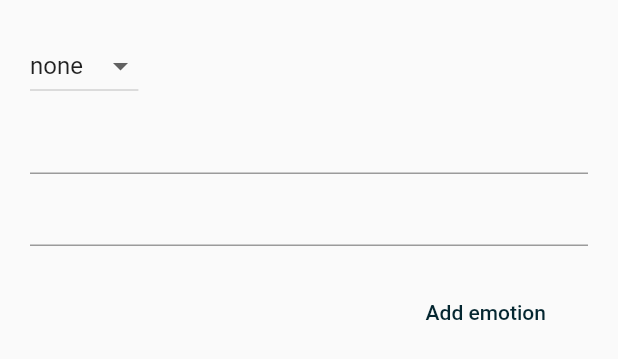
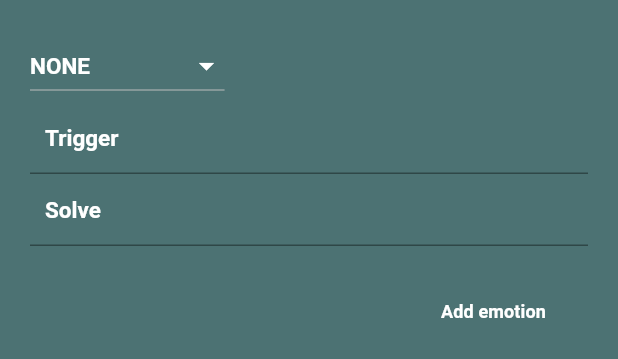
Before and after one commit to AndrewKLoyd/emotion_note, a Flutter app: the AddNote widget shown alone on an empty page, opened directly, on a phone screen of 412 x 824 dp. Shown: the top 359 px of the screen. Run offline on Flutter 3.47's test engine with Material 2 defaults, Android fonts, the phone set to English and light mode, and no system bars; our stand-ins replace shared_preferences; accounts and stored records are empty.

Commit message:
Technically working app

```diff
--- a/lib/src/model/note_m.dart
+++ b/lib/src/model/note_m.dart
@@ -1,5 +1,4 @@
 import 'dart:convert';
-
 import 'package:emotions_notes/src/model/note_m.dart';
 
 class Note {
@@ -18,25 +17,59 @@ class Note {
     _notes.add(this);
   }
 
+  Note.fromJSON(Map<String, dynamic> loadedMap)
+      : id = loadedMap["id"],
+        emotion = Emotion.values[loadedMap["emotion"]],
+        trigger = loadedMap["trigger"],
+        solveWay = loadedMap["solveWay"],
+        date = DateTime.parse(loadedMap["date"]) {
+    _idCounter++;
+    _notes.add(this);
+  }
+
   void delete() => _notes.removeWhere((note) => note == this);
 
-  String get toJSON =>
-      jsonEncode({
+  Map<String, dynamic> get jsonMap => {
         "id": id,
         "emotion": Emotion.values.indexOf(emotion),
         "trigger": trigger,
         "solveWay": solveWay,
         "date": date.toString()
-      });
+      };
+
+  static void cleanNotes() => _notes.clear();
 
   static List<Note> get allNotes => List<Note>.from(_notes);
-
 }
 
 enum Emotion {
+
   none,
-  fear,
-  shame,
-  guilt
-  //TODO: Make more emotions
+
+  // Anger
+  grumpy,
+  frustrated,
+  annoyed,
+  impatient,
+  disgusted,
+  offended,
+  // Sad
+  disappointed,
+  regretful,
+  paralyzed,
+  depressed,
+  pessimistic,
+  tearful,
+  // Hurt
+  afraid,
+  stressed,
+  confused,
+  skeptical,
+  aggrieved, // Обиженный
+  nervous,
+  // Happy
+  relaxed,
+  comfortable,
+  relieved,
+  confident,
 }
--- a/lib/src/view/add_note_v.dart
+++ b/lib/src/view/add_note_v.dart
@@ -17,7 +17,7 @@ class _AddNoteState extends State<AddNote> {
   List<DropdownMenuItem<Emotion>> emotions = Emotion.values
       .map((e) => DropdownMenuItem<Emotion>(
             value: e,
-            child: Text(e.toString().split('.').last),
+            child: Text(e.toString().split('.').last.toUpperCase()),
           ))
       .toList();
 
@@ -25,15 +25,29 @@ class _AddNoteState extends State<AddNote> {
   TextEditingController triggerController = TextEditingController();
   TextEditingController solveController = TextEditingController();
 
+  void onSubmit(String val) {
+    if (emotion == Emotion.none ||
+        triggerController.text == "" ||
+        solveController.text == "") return;
+    trigger = triggerController.text;
+    solveWays = solveController.text;
+  }
+
   @override
   Widget build(BuildContext context) {
     return Container(
+      color: Theme.of(context).colorScheme.secondaryContainer,
       padding: const EdgeInsets.all(20),
       child: Column(
         crossAxisAlignment: CrossAxisAlignment.start,
         children: [
           // Emotions dropdown
           DropdownButton<Emotion>(
+              dropdownColor: Theme.of(context).colorScheme.secondaryContainer,
+              icon: const Icon(
+                Icons.arrow_drop_down,
+                color: Colors.white,
+              ),
               value: emotion,
               items: emotions,
               onChanged: (Emotion? e) {
@@ -48,25 +62,35 @@ class _AddNoteState extends State<AddNote> {
             keyboardType: TextInputType.multiline,
             minLines: 1,
             maxLines: 10,
-            decoration: const InputDecoration()
-                .applyDefaults(Theme.of(context).inputDecorationTheme),
+            decoration: InputDecoration(
+              label: Text(
+                "Trigger",
+                style: Theme.of(context).textTheme.titleMedium,
+              ),
+            ).applyDefaults(Theme.of(context).inputDecorationTheme),
             onChanged: (_) {
               setState(() {
                 trigger = triggerController.text;
               });
             },
+            onSubmitted: onSubmit,
           ),
           TextField(
             controller: solveController,
             minLines: 1,
             maxLines: 10,
-            decoration: const InputDecoration()
-                .applyDefaults(Theme.of(context).inputDecorationTheme),
+            decoration: InputDecoration(
+              label: Text(
+                "Solve",
+                style: Theme.of(context).textTheme.titleMedium,
+              ),
+            ).applyDefaults(Theme.of(context).inputDecorationTheme),
             onChanged: (_) {
               setState(() {
                 solveWays = solveController.text;
               });
             },
+            onSubmitted: onSubmit,
           ),
 
           Container(
@@ -84,7 +108,10 @@ class _AddNoteState extends State<AddNote> {
                   // Closing modal sheets
                   Navigator.pop(context);
                 },
-                child: const Text("Add emotion")),
+                child: Text(
+                  "Add emotion",
+                  style: Theme.of(context).textTheme.titleSmall,
+                )),
           ),
         ],
       ),
--- a/pubspec.yaml
+++ b/pubspec.yaml
@@ -38,6 +38,7 @@ dependencies:
   # Use with the CupertinoIcons class for iOS style icons.
   cupertino_icons: ^1.0.2
   intl: ^0.18.1
+  shared_preferences: ^2.2.0
 
 dev_dependencies:
   flutter_test:
```
Also changed, not shown: lib/main.dart (+25 -2 lines), lib/src/model/save_load_m.dart (+33 -9 lines), lib/src/view/home_v.dart (+5 -5 lines), lib/src/view/note_card_v.dart (+43 -14 lines), lib/src/viewmodel/note_vm.dart (+11 -5 lines), pubspec.lock, 1 other file.
